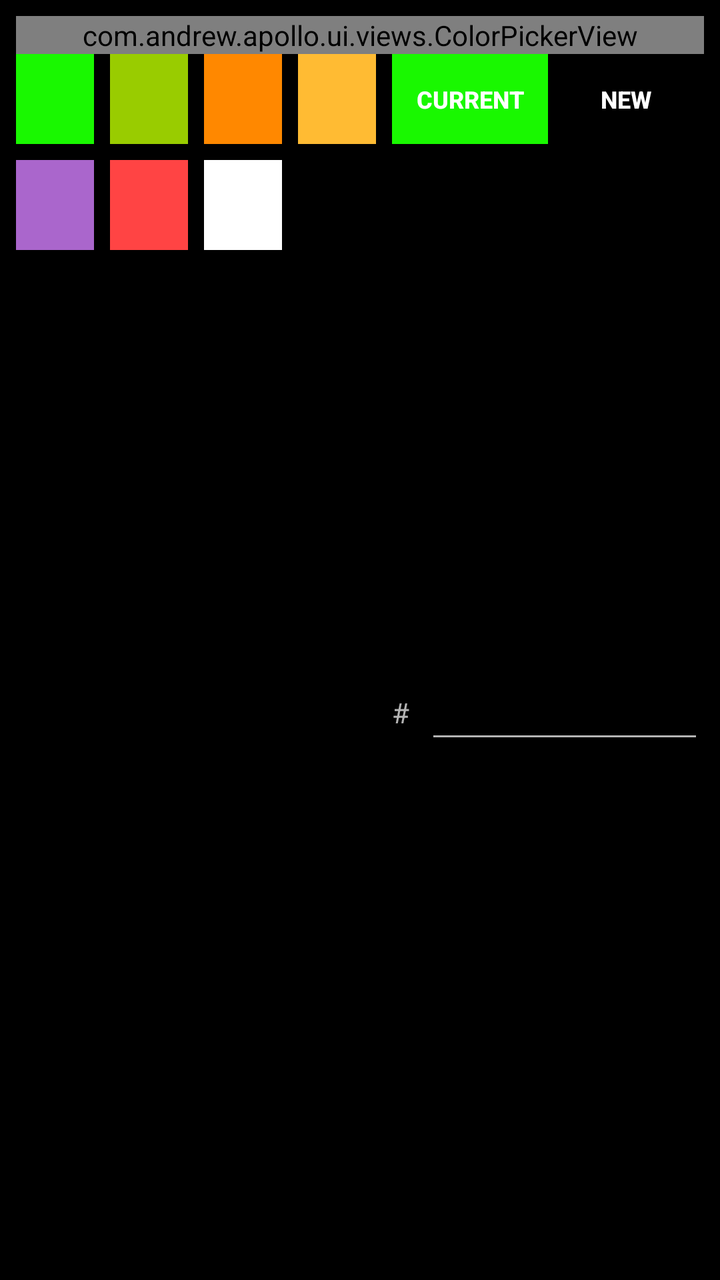
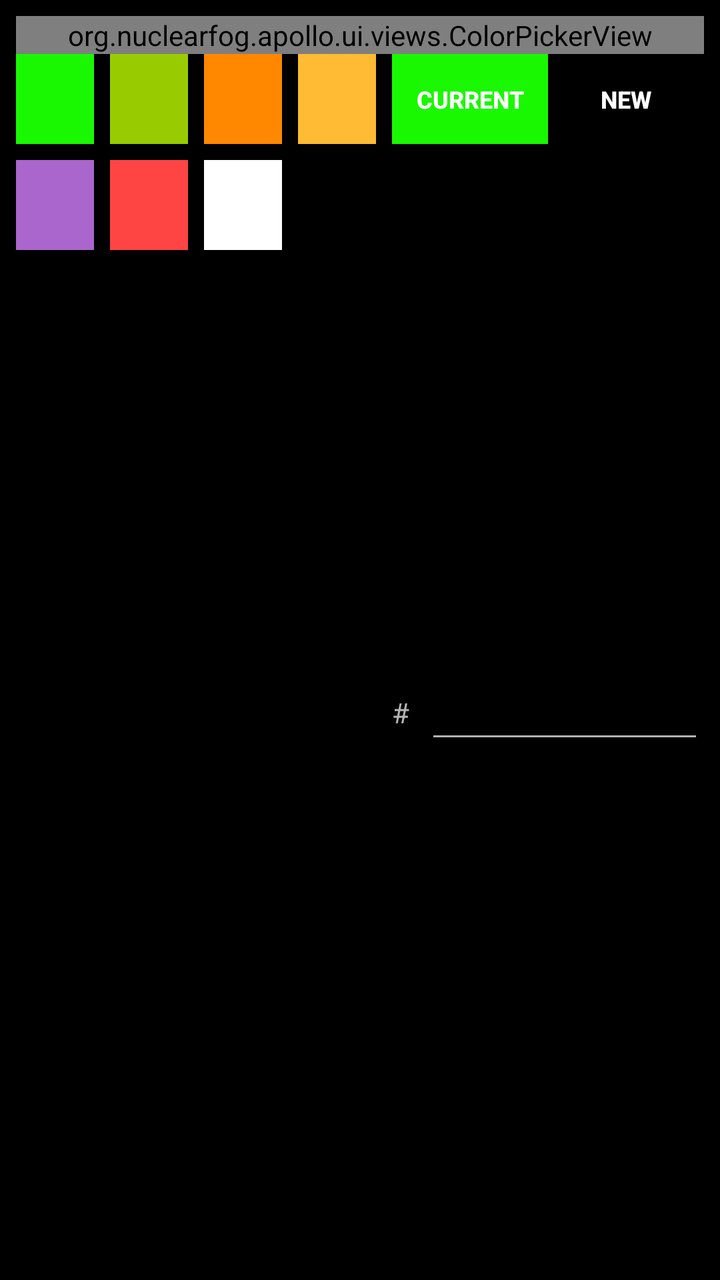

Compare the two renders of this Android layout. The source of the first and the diff that turns it into the second are given below.
<!-- AndroidManifest.xml: application theme Apollo.Theme.Dark -->
<!-- res/layout/color_scheme_dialog.xml -->
<?xml version="1.0" encoding="utf-8"?>
<androidx.constraintlayout.widget.ConstraintLayout xmlns:android="http://schemas.android.com/apk/res/android"
	xmlns:app="http://schemas.android.com/apk/res-auto"
	xmlns:tools="http://schemas.android.com/tools"
	android:layout_width="match_parent"
	android:layout_height="wrap_content"
	android:padding="@dimen/color_scheme_dialog_row_padding">

	<com.andrew.apollo.ui.views.ColorPickerView
		android:id="@+id/color_picker_view"
		android:layout_width="match_parent"
		android:layout_height="wrap_content"
		app:layout_constraintStart_toStartOf="parent"
		app:layout_constraintTop_toTopOf="parent"
		app:layout_constraintEnd_toEndOf="parent" />

	<Button
		android:id="@+id/color_scheme_dialog_preset_one"
		android:layout_width="0dp"
		android:layout_height="@dimen/color_scheme_dialog_button_height"
		android:background="@color/holo_green"
		app:layout_constraintStart_toStartOf="parent"
		app:layout_constraintTop_toBottomOf="@id/color_picker_view"
		app:layout_constraintEnd_toStartOf="@id/color_scheme_dialog_preset_two"
		app:layout_constraintHorizontal_weight="1"
		style="?android:attr/buttonBarButtonStyle" />

	<Button
		android:id="@+id/color_scheme_dialog_preset_two"
		android:layout_width="0dp"
		android:layout_height="@dimen/color_scheme_dialog_button_height"
		android:background="@color/holo_green_light"
		android:layout_marginLeft="@dimen/color_scheme_dialog_row_padding"
		android:layout_marginStart="@dimen/color_scheme_dialog_row_padding"
		app:layout_constraintStart_toEndOf="@id/color_scheme_dialog_preset_one"
		app:layout_constraintTop_toBottomOf="@id/color_picker_view"
		app:layout_constraintEnd_toStartOf="@id/color_scheme_dialog_preset_three"
		app:layout_constraintHorizontal_weight="1"
		style="?android:attr/buttonBarButtonStyle" />

	<Button
		android:id="@+id/color_scheme_dialog_preset_three"
		android:layout_width="0dp"
		android:layout_height="@dimen/color_scheme_dialog_button_height"
		android:background="@color/holo_orange_dark"
		android:layout_marginLeft="@dimen/color_scheme_dialog_row_padding"
		android:layout_marginStart="@dimen/color_scheme_dialog_row_padding"
		app:layout_constraintStart_toEndOf="@id/color_scheme_dialog_preset_two"
		app:layout_constraintTop_toBottomOf="@id/color_picker_view"
		app:layout_constraintEnd_toStartOf="@id/color_scheme_dialog_preset_four"
		app:layout_constraintHorizontal_weight="1"
		style="?android:attr/buttonBarButtonStyle" />

	<Button
		android:id="@+id/color_scheme_dialog_preset_four"
		android:layout_width="0dp"
		android:layout_height="@dimen/color_scheme_dialog_button_height"
		android:background="@color/holo_orange_light"
		android:layout_marginLeft="@dimen/color_scheme_dialog_row_padding"
		android:layout_marginStart="@dimen/color_scheme_dialog_row_padding"
		app:layout_constraintStart_toEndOf="@id/color_scheme_dialog_preset_three"
		app:layout_constraintTop_toBottomOf="@id/color_picker_view"
		app:layout_constraintEnd_toStartOf="@id/color_scheme_dialog_old_color"
		app:layout_constraintHorizontal_weight="1"
		style="?android:attr/buttonBarButtonStyle" />

	<Button
		android:id="@+id/color_scheme_dialog_old_color"
		android:layout_width="0dp"
		android:layout_height="@dimen/color_scheme_dialog_button_height"
		android:background="@color/holo_green"
		android:layout_marginLeft="@dimen/color_scheme_dialog_row_padding"
		android:layout_marginStart="@dimen/color_scheme_dialog_row_padding"
		android:singleLine="true"
		android:text="@string/current_color"
		android:textSize="@dimen/text_size_micro"
		android:textStyle="bold"
		app:layout_constraintStart_toEndOf="@id/color_scheme_dialog_preset_four"
		app:layout_constraintTop_toBottomOf="@id/color_picker_view"
		app:layout_constraintEnd_toStartOf="@id/color_scheme_dialog_new_color"
		app:layout_constraintHorizontal_weight="2"
		style="?android:attr/buttonBarButtonStyle" />

	<Button
		android:id="@+id/color_scheme_dialog_new_color"
		android:layout_width="0dp"
		android:layout_height="@dimen/color_scheme_dialog_button_height"
		android:background="@color/transparent"
		android:singleLine="true"
		android:text="@string/new_color"
		android:textSize="@dimen/text_size_micro"
		android:textStyle="bold"
		app:layout_constraintStart_toEndOf="@id/color_scheme_dialog_old_color"
		app:layout_constraintTop_toBottomOf="@id/color_picker_view"
		app:layout_constraintEnd_toEndOf="parent"
		app:layout_constraintHorizontal_weight="2"
		style="?android:attr/buttonBarButtonStyle" />

	<Button
		android:id="@+id/color_scheme_dialog_preset_five"
		android:layout_width="0dp"
		android:layout_height="@dimen/color_scheme_dialog_button_height"
		android:background="@color/holo_purple"
		android:layout_marginTop="@dimen/color_scheme_dialog_row_padding"
		app:layout_constraintStart_toStartOf="@id/color_scheme_dialog_preset_one"
		app:layout_constraintTop_toBottomOf="@id/color_scheme_dialog_preset_one"
		app:layout_constraintEnd_toEndOf="@id/color_scheme_dialog_preset_one" />

	<Button
		android:id="@+id/color_scheme_dialog_preset_six"
		android:layout_width="0dp"
		android:layout_height="@dimen/color_scheme_dialog_button_height"
		android:background="@color/holo_red_light"
		android:layout_marginTop="@dimen/color_scheme_dialog_row_padding"
		app:layout_constraintStart_toStartOf="@id/color_scheme_dialog_preset_two"
		app:layout_constraintTop_toBottomOf="@id/color_scheme_dialog_preset_two"
		app:layout_constraintEnd_toEndOf="@id/color_scheme_dialog_preset_two" />

	<Button
		android:id="@+id/color_scheme_dialog_preset_seven"
		android:layout_width="0dp"
		android:layout_height="@dimen/color_scheme_dialog_button_height"
		android:background="@color/white"
		android:layout_marginTop="@dimen/color_scheme_dialog_row_padding"
		app:layout_constraintStart_toStartOf="@id/color_scheme_dialog_preset_three"
		app:layout_constraintTop_toBottomOf="@id/color_scheme_dialog_preset_three"
		app:layout_constraintEnd_toEndOf="@id/color_scheme_dialog_preset_three" />

	<Button
		android:id="@+id/color_scheme_dialog_preset_eight"
		android:layout_width="0dp"
		android:layout_height="@dimen/color_scheme_dialog_button_height"
		android:background="@color/black"
		android:layout_marginTop="@dimen/color_scheme_dialog_row_padding"
		app:layout_constraintStart_toStartOf="@id/color_scheme_dialog_preset_four"
		app:layout_constraintTop_toBottomOf="@id/color_scheme_dialog_preset_four"
		app:layout_constraintEnd_toEndOf="@id/color_scheme_dialog_preset_four" />

	<TextView
		android:id="@+id/color_scheme_dialog_hex_value_prefix"
		android:layout_width="wrap_content"
		android:layout_height="wrap_content"
		android:layout_marginLeft="@dimen/color_scheme_dialog_row_padding"
		android:layout_marginStart="@dimen/color_scheme_dialog_row_padding"
		android:text="@string/hex"
		app:layout_constraintStart_toEndOf="@id/color_scheme_dialog_preset_eight"
		app:layout_constraintTop_toTopOf="@id/color_scheme_dialog_hex_value"
		app:layout_constraintBottom_toBottomOf="@id/color_scheme_dialog_hex_value"
		app:layout_constraintEnd_toStartOf="@id/color_scheme_dialog_hex_value" />

	<EditText
		android:id="@+id/color_scheme_dialog_hex_value"
		android:layout_width="0dp"
		android:layout_height="wrap_content"
		android:layout_marginLeft="@dimen/color_scheme_dialog_row_padding"
		android:layout_marginStart="@dimen/color_scheme_dialog_row_padding"
		android:layout_marginTop="@dimen/color_scheme_dialog_row_padding"
		android:digits="0123456789ABCDEFabcdef"
		android:imeOptions="actionGo"
		android:importantForAutofill="no"
		android:inputType="textFilter"
		android:maxLength="8"
		android:singleLine="true"
		android:typeface="monospace"
		app:layout_constraintStart_toEndOf="@id/color_scheme_dialog_hex_value_prefix"
		app:layout_constraintTop_toBottomOf="@id/color_scheme_dialog_old_color"
		app:layout_constraintBottom_toBottomOf="parent"
		app:layout_constraintEnd_toEndOf="parent"
		tools:ignore="LabelFor" />

</androidx.constraintlayout.widget.ConstraintLayout>
<!-- resources referenced by this layout -->
<resources>
  <color name="black">#ff000000</color>
  <color name="holo_green">#ff19F800</color>
  <color name="holo_green_light">#ff99cc00</color>
  <color name="holo_orange_dark">#ffff8800</color>
  <color name="holo_orange_light">#ffffbb33</color>
  <color name="holo_purple">#ffaa66cc</color>
  <color name="holo_red_light">#ffff4444</color>
  <color name="transparent">#00000000</color>
  <color name="white">#ffffffff</color>
  <dimen name="color_scheme_dialog_button_height">45dp</dimen>
  <dimen name="color_scheme_dialog_row_padding">8.0dp</dimen>
  <dimen name="text_size_micro">12.0sp</dimen>
  <string name="current_color">Current</string>
  <string name="hex" translatable="false">#</string>
  <string name="new_color">New</string>
  <style name="Apollo.Theme.Dark" parent="Theme.AppCompat.NoActionBar">
  		<item name="colorPrimaryDark">#ff0a0a0a</item>
  		<item name="windowActionBar">false</item>
  		<item name="windowNoTitle">true</item>
  		<item name="colorAccent">@android:color/white</item>
  		<item name="android:colorBackground">@android:color/black</item>
  		<item name="android:windowContentOverlay">@null</item>
  		<item name="android:windowAnimationStyle">@style/TransactionPending</item>
  	</style>
  <style name="TransactionPending" parent="@android:style/Animation">
  		<item name="android:activityOpenEnterAnimation">@android:anim/fade_in</item>
  		<item name="android:activityOpenExitAnimation">@android:anim/fade_out</item>
  		<item name="android:activityCloseEnterAnimation">@android:anim/fade_in</item>
  		<item name="android:activityCloseExitAnimation">@android:anim/fade_out</item>
  	</style>
</resources>

<!-- the commit's change to res/layout/color_scheme_dialog.xml (unified diff, before → after) -->
@@ -6,7 +6,7 @@
 	android:layout_height="wrap_content"
 	android:padding="@dimen/color_scheme_dialog_row_padding">
 
-	<com.andrew.apollo.ui.views.ColorPickerView
+	<org.nuclearfog.apollo.ui.views.ColorPickerView
 		android:id="@+id/color_picker_view"
 		android:layout_width="match_parent"
 		android:layout_height="wrap_content"
